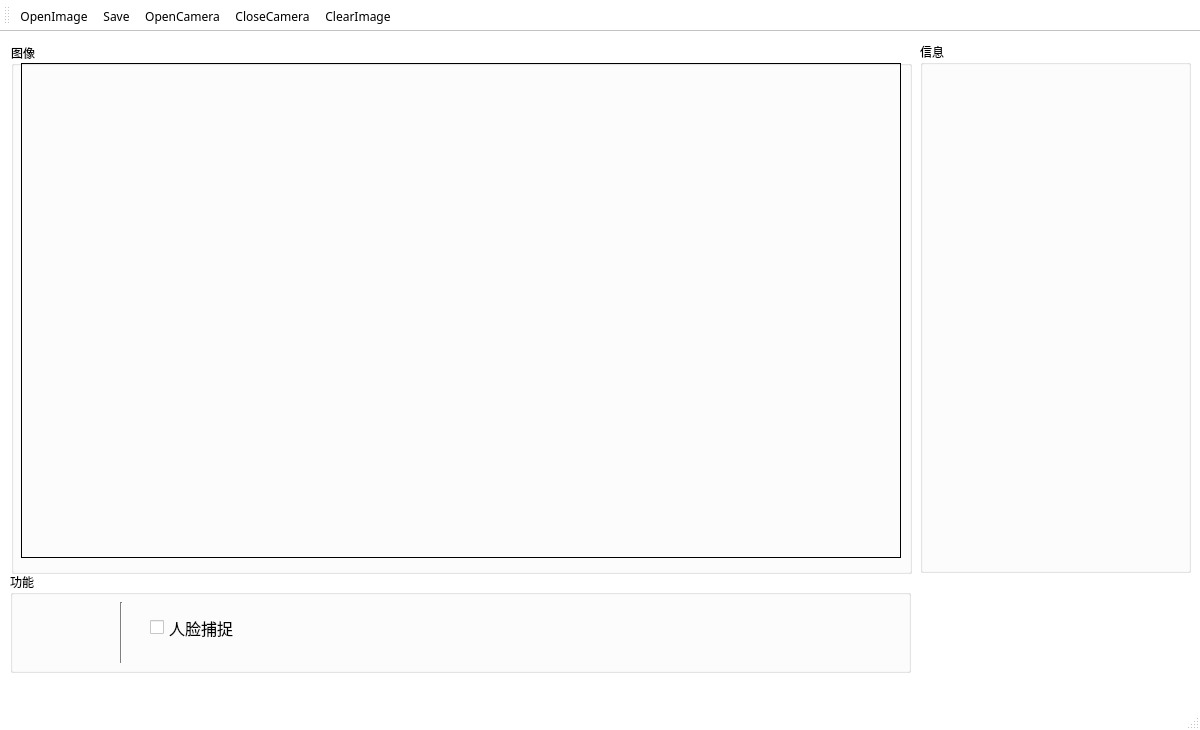
Mitty-Hu/CGproject, file GUIDesign.ui: the form before one commit.
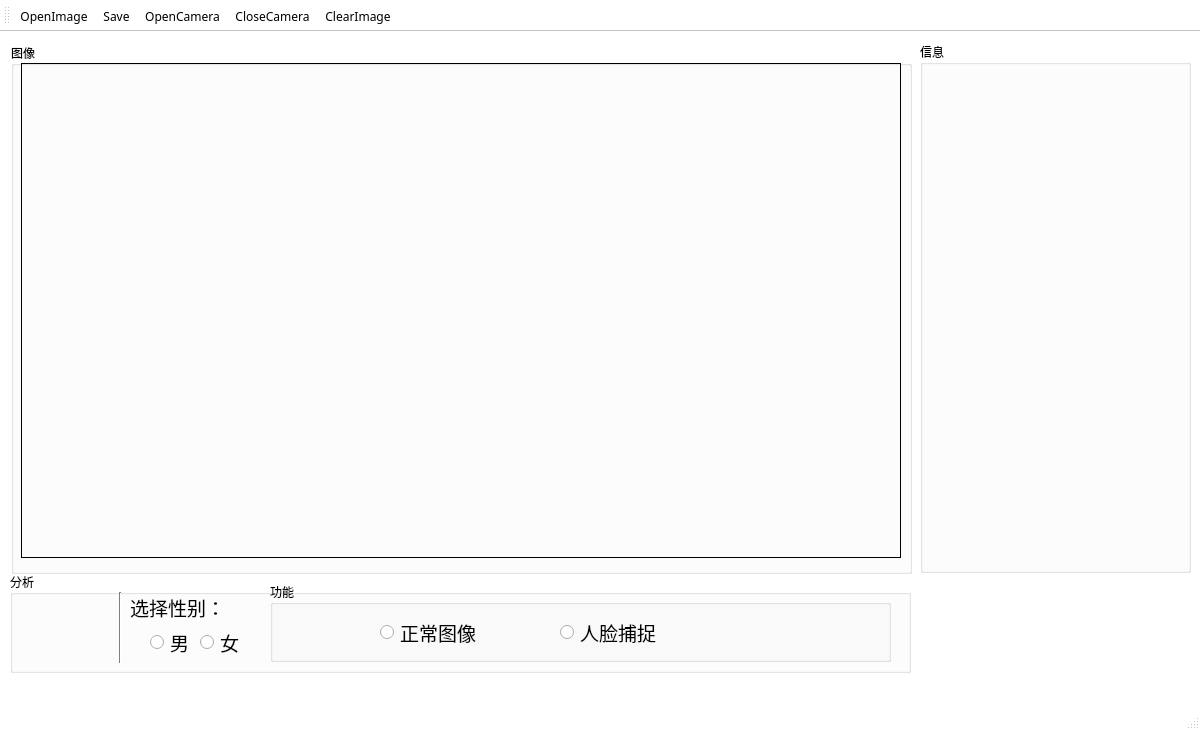
The form after the commit. Icons and pictures are not drawn.

Commit message: 界面细节优化，添加性别选择功能

The edit to the form file:
```diff
--- a/GUIDesign.ui
+++ b/GUIDesign.ui
@@ -499,27 +499,8 @@
      </size>
     </property>
     <property name="title">
-     <string>功能</string>
+     <string>分析</string>
     </property>
-    <widget class="QCheckBox" name="checkbox_face">
-     <property name="geometry">
-      <rect>
-       <x>140</x>
-       <y>40</y>
-       <width>121</width>
-       <height>31</height>
-      </rect>
-     </property>
-     <property name="font">
-      <font>
-       <family>Microsoft YaHei</family>
-       <pointsize>12</pointsize>
-      </font>
-     </property>
-     <property name="text">
-      <string>人脸捕捉</string>
-     </property>
-    </widget>
     <widget class="QPushButton" name="button_CaptureAnalyse">
      <property name="geometry">
       <rect>
@@ -569,16 +550,131 @@
     <widget class="Line" name="line">
      <property name="geometry">
       <rect>
-       <x>110</x>
-       <y>30</y>
-       <width>3</width>
-       <height>61</height>
+       <x>100</x>
+       <y>20</y>
+       <width>20</width>
+       <height>71</height>
       </rect>
      </property>
      <property name="orientation">
       <enum>Qt::Vertical</enum>
      </property>
     </widget>
+    <widget class="QRadioButton" name="radioButton_Male">
+     <property name="geometry">
+      <rect>
+       <x>140</x>
+       <y>60</y>
+       <width>41</width>
+       <height>21</height>
+      </rect>
+     </property>
+     <property name="font">
+      <font>
+       <pointsize>14</pointsize>
+      </font>
+     </property>
+     <property name="text">
+      <string>男</string>
+     </property>
+     <property name="iconSize">
+      <size>
+       <width>32</width>
+       <height>32</height>
+      </size>
+     </property>
+    </widget>
+    <widget class="QRadioButton" name="radioButton_Female">
+     <property name="geometry">
+      <rect>
+       <x>190</x>
+       <y>60</y>
+       <width>41</width>
+       <height>21</height>
+      </rect>
+     </property>
+     <property name="font">
+      <font>
+       <pointsize>14</pointsize>
+      </font>
+     </property>
+     <property name="text">
+      <string>女</string>
+     </property>
+     <property name="iconSize">
+      <size>
+       <width>32</width>
+       <height>32</height>
+      </size>
+     </property>
+    </widget>
+    <widget class="QLabel" name="label_SelectGender">
+     <property name="geometry">
+      <rect>
+       <x>120</x>
+       <y>20</y>
+       <width>91</width>
+       <height>31</height>
+      </rect>
+     </property>
+     <property name="font">
+      <font>
+       <pointsize>14</pointsize>
+      </font>
+     </property>
+     <property name="text">
+      <string>选择性别：</string>
+     </property>
+    </widget>
+    <widget class="QGroupBox" name="groupBox_4">
+     <property name="geometry">
+      <rect>
+       <x>260</x>
+       <y>10</y>
+       <width>621</width>
+       <height>80</height>
+      </rect>
+     </property>
+     <property name="title">
+      <string>功能</string>
+     </property>
+     <widget class="QRadioButton" name="radioButton_NormalImage">
+      <property name="geometry">
+       <rect>
+        <x>110</x>
+        <y>40</y>
+        <width>101</width>
+        <height>21</height>
+       </rect>
+      </property>
+      <property name="font">
+       <font>
+        <pointsize>14</pointsize>
+       </font>
+      </property>
+      <property name="text">
+       <string>正常图像</string>
+      </property>
+     </widget>
+     <widget class="QRadioButton" name="radioButton_FaceTract">
+      <property name="geometry">
+       <rect>
+        <x>290</x>
+        <y>40</y>
+        <width>101</width>
+        <height>21</height>
+       </rect>
+      </property>
+      <property name="font">
+       <font>
+        <pointsize>14</pointsize>
+       </font>
+      </property>
+      <property name="text">
+       <string>人脸捕捉</string>
+      </property>
+     </widget>
+    </widget>
    </widget>
    <widget class="QGroupBox" name="groupBox_2">
     <property name="geometry">
```
Left out of the diff: 2 changed lines with no effect on the pictures. The commit also changes 2 other files.
